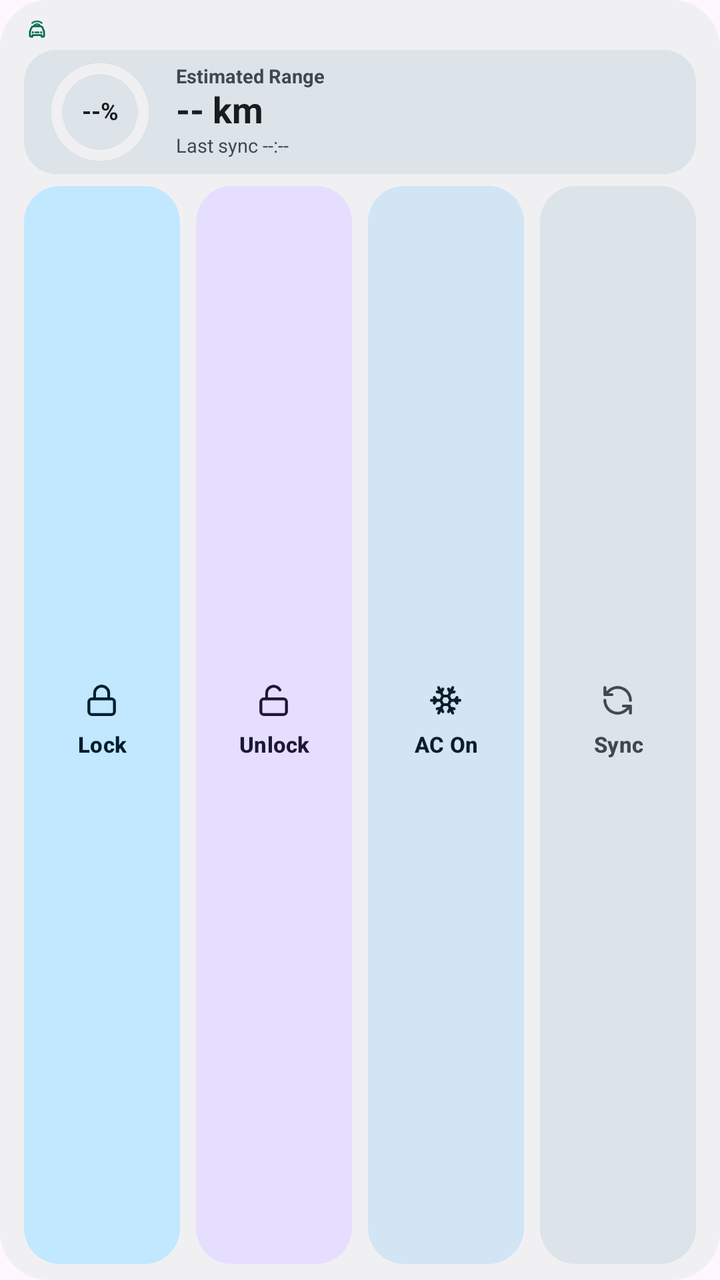
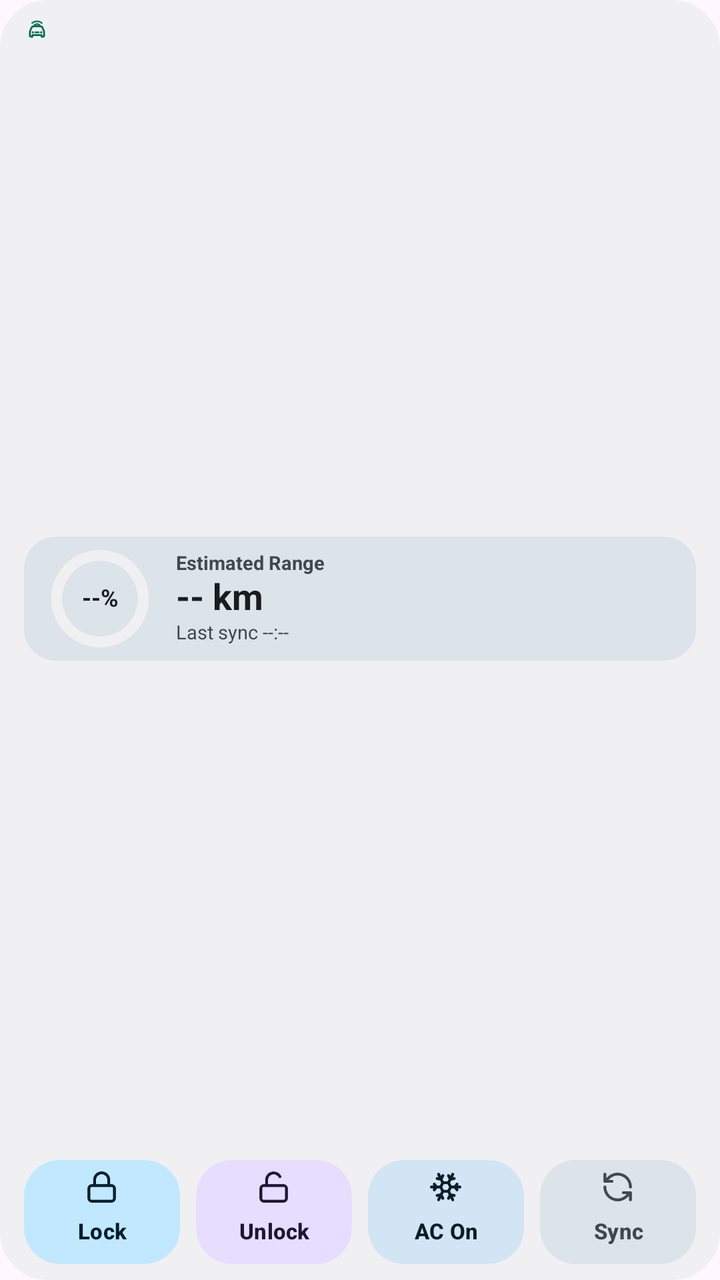

The first picture is an Android layout as it rendered before a commit; the second is the same layout after the commit. The layout source and the unified diff follow.
<!-- AndroidManifest.xml: application theme Theme.BydWatch -->
<!-- res/layout/widget_vehicle_4x2_ring.xml -->
<?xml version="1.0" encoding="utf-8"?>
<LinearLayout xmlns:android="http://schemas.android.com/apk/res/android"
    android:id="@+id/widgetRoot"
    android:layout_width="match_parent"
    android:layout_height="match_parent"
    android:background="@drawable/bg_widget_card"
    android:orientation="vertical"
    android:paddingHorizontal="12dp"
    android:paddingVertical="8dp">

    <include layout="@layout/include_widget_4x2_header" />

    
    <LinearLayout
        android:id="@+id/layoutWidgetBatteryCard"
        android:layout_width="match_parent"
        android:layout_height="wrap_content"
        android:layout_marginBottom="6dp"
        android:background="@drawable/bg_widget_subcard"
        android:gravity="center_vertical"
        android:orientation="horizontal"
        android:paddingHorizontal="12dp"
        android:paddingVertical="5dp">

        <FrameLayout
            android:layout_width="52dp"
            android:layout_height="52dp">

            <ProgressBar
                android:id="@+id/pbWidgetSoc"
                style="?android:attr/progressBarStyleHorizontal"
                android:layout_width="match_parent"
                android:layout_height="match_parent"
                android:indeterminate="false"
                android:max="100"
                android:progress="0"
                android:progressDrawable="@drawable/progress_widget_soc_ring" />

            <TextView
                android:id="@+id/tvWidgetSoc"
                android:layout_width="match_parent"
                android:layout_height="match_parent"
                android:gravity="center"
                android:includeFontPadding="false"
                android:text="--%"
                android:textColor="@color/widget_on_surface"
                android:textSize="12sp"
                android:textStyle="bold" />
        </FrameLayout>

        <LinearLayout
            android:layout_width="0dp"
            android:layout_height="wrap_content"
            android:layout_marginStart="12dp"
            android:layout_weight="1"
            android:gravity="center_vertical"
            android:orientation="vertical">

            <TextView
                android:id="@+id/tvWidgetEstRangeLabel"
                android:layout_width="wrap_content"
                android:layout_height="wrap_content"
                android:includeFontPadding="false"
                android:text="@string/widget_label_estimated_range"
                android:textColor="@color/widget_on_surface_variant"
                android:textSize="9.5sp"
                android:textStyle="bold" />

            <TextView
                android:id="@+id/tvWidgetRange"
                android:layout_width="match_parent"
                android:layout_height="wrap_content"
                android:layout_marginTop="1dp"
                android:ellipsize="end"
                android:includeFontPadding="false"
                android:maxLines="1"
                android:text="-- km"
                android:textColor="@color/widget_on_surface"
                android:textSize="18sp"
                android:textStyle="bold" />

            <TextView
                android:id="@+id/tvWidgetBatteryMeta"
                android:layout_width="match_parent"
                android:layout_height="wrap_content"
                android:layout_marginTop="1dp"
                android:ellipsize="end"
                android:maxLines="1"
                android:textColor="@color/widget_on_surface_variant"
                android:textSize="10sp"
                android:textStyle="bold"
                android:visibility="gone" />

            <TextView
                android:id="@+id/tvWidgetLastSync"
                android:layout_width="match_parent"
                android:layout_height="wrap_content"
                android:ellipsize="end"
                android:maxLines="1"
                android:text="Last sync --:--"
                android:textColor="@color/widget_on_surface_variant"
                android:textSize="9.5sp" />
        </LinearLayout>
    </LinearLayout>

    
    <FrameLayout
        android:id="@+id/layoutWidgetLocationBar"
        android:layout_width="0dp"
        android:layout_height="0dp"
        android:visibility="gone" />

    <include layout="@layout/include_widget_4x2_actions" />
</LinearLayout>
<!-- res/layout/include_widget_4x2_header.xml (included above) -->
<?xml version="1.0" encoding="utf-8"?>
<LinearLayout xmlns:android="http://schemas.android.com/apk/res/android"
    android:id="@+id/widgetHeader"
    android:layout_width="match_parent"
    android:layout_height="wrap_content"
    android:layout_marginBottom="4dp"
    android:gravity="center_vertical"
    android:orientation="horizontal">

    <LinearLayout
        android:layout_width="0dp"
        android:layout_height="wrap_content"
        android:layout_weight="1"
        android:gravity="center_vertical"
        android:orientation="horizontal">

        <ImageView
            android:id="@+id/ivWidgetBrandLogo"
            android:layout_width="13dp"
            android:layout_height="13dp"
            android:layout_marginEnd="5dp"
            android:contentDescription="@string/app_name"
            android:src="@drawable/ic_ev_watch_logo"
            android:tint="@color/accent_emerald" />

        <TextView
            android:id="@+id/tvWidgetCarModel"
            android:layout_width="0dp"
            android:layout_height="wrap_content"
            android:layout_weight="1"
            android:ellipsize="end"
            android:maxLines="1"
            android:textColor="@color/widget_on_surface"
            android:textSize="11sp"
            android:textStyle="bold"
            android:visibility="gone" />
    </LinearLayout>

    <TextView
        android:id="@+id/tvWidgetBanner"
        android:layout_width="wrap_content"
        android:layout_height="wrap_content"
        android:layout_marginStart="4dp"
        android:background="@drawable/bg_widget_chip"
        android:ellipsize="end"
        android:maxLines="1"
        android:paddingHorizontal="7dp"
        android:paddingVertical="2.5dp"
        android:text="Ready"
        android:textColor="@color/widget_on_surface_variant"
        android:textSize="10sp"
        android:textStyle="bold"
        android:visibility="gone" />

    <TextView
        android:id="@+id/tvWidgetLockStatus"
        android:layout_width="wrap_content"
        android:layout_height="wrap_content"
        android:layout_marginStart="4dp"
        android:background="@drawable/bg_widget_chip"
        android:maxLines="1"
        android:paddingHorizontal="7dp"
        android:paddingVertical="2.5dp"
        android:text="Locked"
        android:textColor="@color/widget_on_surface_variant"
        android:textSize="10sp"
        android:textStyle="bold"
        android:visibility="gone" />

    <TextView
        android:id="@+id/tvWidgetAcStatus"
        android:layout_width="wrap_content"
        android:layout_height="wrap_content"
        android:layout_marginStart="4dp"
        android:background="@drawable/bg_widget_chip"
        android:maxLines="1"
        android:paddingHorizontal="7dp"
        android:paddingVertical="2.5dp"
        android:text="AC Off"
        android:textColor="@color/widget_on_surface_variant"
        android:textSize="10sp"
        android:textStyle="bold"
        android:visibility="gone" />
</LinearLayout>
<!-- res/layout/include_widget_4x2_actions.xml (included above) -->
<?xml version="1.0" encoding="utf-8"?>
<LinearLayout xmlns:android="http://schemas.android.com/apk/res/android"
    android:layout_width="match_parent"
    android:layout_height="0dp"
    android:layout_weight="1"
    android:orientation="horizontal">

    <LinearLayout
        android:id="@+id/tileWidgetLock"
        android:layout_width="0dp"
        android:layout_height="match_parent"
        android:layout_marginEnd="4dp"
        android:layout_weight="1"
        android:background="@drawable/bg_widget_btn_primary"
        android:gravity="center"
        android:orientation="vertical"
        android:paddingHorizontal="4dp">

        <ImageView
            android:id="@+id/ivWidgetLock"
            android:layout_width="17dp"
            android:layout_height="17dp"
            android:layout_marginBottom="2dp"
            android:importantForAccessibility="no"
            android:src="@drawable/ic_slot_lock"
            android:tint="@color/widget_on_primary_container" />

        <Button
            android:id="@+id/btnWidgetLock"
            android:layout_width="match_parent"
            android:layout_height="wrap_content"
            android:background="@android:color/transparent"
            android:ellipsize="end"
            android:gravity="center"
            android:maxLines="1"
            android:minWidth="0dp"
            android:minHeight="0dp"
            android:padding="0dp"
            android:stateListAnimator="@null"
            android:text="Lock"
            android:textAllCaps="false"
            android:textColor="@color/widget_on_primary_container"
            android:textSize="11sp"
            android:textStyle="bold" />
    </LinearLayout>

    <LinearLayout
        android:id="@+id/tileWidgetUnlock"
        android:layout_width="0dp"
        android:layout_height="match_parent"
        android:layout_marginHorizontal="4dp"
        android:layout_weight="1"
        android:background="@drawable/bg_widget_btn_tertiary"
        android:gravity="center"
        android:orientation="vertical"
        android:paddingHorizontal="4dp">

        <ImageView
            android:id="@+id/ivWidgetUnlock"
            android:layout_width="17dp"
            android:layout_height="17dp"
            android:layout_marginBottom="2dp"
            android:importantForAccessibility="no"
            android:src="@drawable/ic_slot_unlock"
            android:tint="@color/widget_on_tertiary_container" />

        <Button
            android:id="@+id/btnWidgetUnlock"
            android:layout_width="match_parent"
            android:layout_height="wrap_content"
            android:background="@android:color/transparent"
            android:ellipsize="end"
            android:gravity="center"
            android:maxLines="1"
            android:minWidth="0dp"
            android:minHeight="0dp"
            android:padding="0dp"
            android:stateListAnimator="@null"
            android:text="Unlock"
            android:textAllCaps="false"
            android:textColor="@color/widget_on_tertiary_container"
            android:textSize="11sp"
            android:textStyle="bold" />
    </LinearLayout>

    <LinearLayout
        android:id="@+id/tileWidgetAc"
        android:layout_width="0dp"
        android:layout_height="match_parent"
        android:layout_marginHorizontal="4dp"
        android:layout_weight="1"
        android:background="@drawable/bg_widget_btn_secondary"
        android:gravity="center"
        android:orientation="vertical"
        android:paddingHorizontal="4dp">

        <ImageView
            android:id="@+id/ivWidgetAc"
            android:layout_width="17dp"
            android:layout_height="17dp"
            android:layout_marginBottom="2dp"
            android:importantForAccessibility="no"
            android:src="@drawable/ic_slot_ac"
            android:tint="@color/widget_on_secondary_container" />

        <Button
            android:id="@+id/btnWidgetAc"
            android:layout_width="match_parent"
            android:layout_height="wrap_content"
            android:background="@android:color/transparent"
            android:ellipsize="end"
            android:gravity="center"
            android:maxLines="1"
            android:minWidth="0dp"
            android:minHeight="0dp"
            android:padding="0dp"
            android:stateListAnimator="@null"
            android:text="AC On"
            android:textAllCaps="false"
            android:textColor="@color/widget_on_secondary_container"
            android:textSize="11sp"
            android:textStyle="bold" />
    </LinearLayout>

    <LinearLayout
        android:id="@+id/tileWidgetRefresh"
        android:layout_width="0dp"
        android:layout_height="match_parent"
        android:layout_marginStart="4dp"
        android:layout_weight="1"
        android:background="@drawable/bg_widget_btn_tonal"
        android:gravity="center"
        android:orientation="vertical"
        android:paddingHorizontal="4dp">

        <ImageView
            android:id="@+id/ivWidgetRefresh"
            android:layout_width="17dp"
            android:layout_height="17dp"
            android:layout_marginBottom="2dp"
            android:importantForAccessibility="no"
            android:src="@drawable/ic_slot_sync"
            android:tint="@color/widget_on_surface_variant" />

        <Button
            android:id="@+id/btnWidgetRefresh"
            android:layout_width="match_parent"
            android:layout_height="wrap_content"
            android:background="@android:color/transparent"
            android:ellipsize="end"
            android:gravity="center"
            android:maxLines="1"
            android:minWidth="0dp"
            android:minHeight="0dp"
            android:padding="0dp"
            android:stateListAnimator="@null"
            android:text="Sync"
            android:textAllCaps="false"
            android:textColor="@color/widget_on_surface_variant"
            android:textSize="11sp"
            android:textStyle="bold" />
    </LinearLayout>
</LinearLayout>
<!-- resources referenced by this layout -->
<resources>
  <color name="accent_emerald">#006C4C</color>
  <color name="widget_on_primary_container">#002114</color>
  <color name="widget_on_secondary_container">#001E30</color>
  <color name="widget_on_surface">#181D1A</color>
  <color name="widget_on_surface_variant">#414944</color>
  <color name="widget_on_tertiary_container">#2B1700</color>
  <!-- drawable bg_widget_btn_primary (drawable) -->
  <?xml version="1.0" encoding="utf-8"?>
  <shape xmlns:android="http://schemas.android.com/apk/res/android"
      android:shape="rectangle">
      <solid android:color="@color/widget_primary_container" />
      <corners android:radius="18dp" />
  </shape>
  <!-- drawable bg_widget_btn_secondary (drawable) -->
  <?xml version="1.0" encoding="utf-8"?>
  <shape xmlns:android="http://schemas.android.com/apk/res/android"
      android:shape="rectangle">
      <solid android:color="@color/widget_secondary_container" />
      <corners android:radius="18dp" />
  </shape>
  <!-- drawable bg_widget_btn_tertiary (drawable) -->
  <?xml version="1.0" encoding="utf-8"?>
  <shape xmlns:android="http://schemas.android.com/apk/res/android"
      android:shape="rectangle">
      <solid android:color="@color/widget_tertiary_container" />
      <corners android:radius="18dp" />
  </shape>
  <!-- drawable bg_widget_btn_tonal (drawable) -->
  <?xml version="1.0" encoding="utf-8"?>
  <shape xmlns:android="http://schemas.android.com/apk/res/android"
      android:shape="rectangle">
      <solid android:color="@color/widget_surface_variant" />
      <corners android:radius="18dp" />
  </shape>
  <!-- drawable bg_widget_card (drawable) -->
  <?xml version="1.0" encoding="utf-8"?>
  <shape xmlns:android="http://schemas.android.com/apk/res/android"
      android:shape="rectangle">
      <solid android:color="@color/widget_surface" />
      <corners android:radius="24dp" />
  </shape>
  <!-- drawable bg_widget_chip (drawable) -->
  <?xml version="1.0" encoding="utf-8"?>
  <shape xmlns:android="http://schemas.android.com/apk/res/android"
      android:shape="rectangle">
      <solid android:color="@color/widget_surface_variant" />
      <corners android:radius="999dp" />
  </shape>
  <!-- drawable bg_widget_subcard (drawable) -->
  <?xml version="1.0" encoding="utf-8"?>
  <shape xmlns:android="http://schemas.android.com/apk/res/android"
      android:shape="rectangle">
      <solid android:color="@color/widget_surface_variant" />
      <corners android:radius="16dp" />
  </shape>
  <!-- drawable ic_slot_sync (drawable) -->
  <?xml version="1.0" encoding="utf-8"?>
  <vector xmlns:android="http://schemas.android.com/apk/res/android"
      android:width="24dp"
      android:height="24dp"
      android:viewportWidth="24"
      android:viewportHeight="24">
      <path
          android:fillColor="@android:color/transparent"
          android:strokeColor="#FFFFFF"
          android:strokeLineCap="round"
          android:strokeLineJoin="round"
          android:strokeWidth="2"
          android:pathData="M21,12a9,9 0 0,0 -15.5,-6.3L3,8 M3,3v5h5 M3,12a9,9 0 0,0 15.5,6.3L21,16 M21,21v-5h-5" />
  </vector>
  <string name="app_name">BYD Open Remote</string>
  <string name="widget_label_estimated_range">Estimated Range</string>
  <color name="widget_primary_container">#9FF2CE</color>
  <color name="widget_secondary_container">#CBE6FF</color>
  <color name="widget_tertiary_container">#FFE0B2</color>
  <color name="widget_surface_variant">#E3EBE6</color>
  <color name="widget_surface">#F3F7F4</color>
  <color name="bg_obsidian">#F6F8F7</color>
  <color name="accent_cyan">#00658E</color>
  <style name="Widget.BydWatch.TextInputLayout" parent="Widget.Material3.TextInputLayout.OutlinedBox">
          <item name="boxCornerRadiusTopStart">16dp</item>
          <item name="boxCornerRadiusTopEnd">16dp</item>
          <item name="boxCornerRadiusBottomStart">16dp</item>
          <item name="boxCornerRadiusBottomEnd">16dp</item>
          <item name="boxStrokeWidth">1dp</item>
          <item name="boxStrokeWidthFocused">2dp</item>
      </style>
  <!-- unchanged entries left out for length: 6 -->
</resources>

<!-- the commit's change to res/layout/widget_vehicle_4x2_ring.xml (unified diff, before → after) -->
@@ -11,6 +11,12 @@
     <include layout="@layout/include_widget_4x2_header" />
 
     
+    <FrameLayout
+        android:layout_width="match_parent"
+        android:layout_height="0dp"
+        android:layout_weight="1" />
+
+    
     <LinearLayout
         android:id="@+id/layoutWidgetBatteryCard"
         android:layout_width="match_parent"
@@ -109,6 +115,12 @@
         android:layout_width="0dp"
         android:layout_height="0dp"
         android:visibility="gone" />
+
+    
+    <FrameLayout
+        android:layout_width="match_parent"
+        android:layout_height="0dp"
+        android:layout_weight="1" />
 
     <include layout="@layout/include_widget_4x2_actions" />
 </LinearLayout>
@@ -201,8 +213,7 @@
 <?xml version="1.0" encoding="utf-8"?>
 <LinearLayout xmlns:android="http://schemas.android.com/apk/res/android"
     android:layout_width="match_parent"
-    android:layout_height="0dp"
-    android:layout_weight="1"
+    android:layout_height="52dp"
     android:orientation="horizontal">
 
     <LinearLayout
